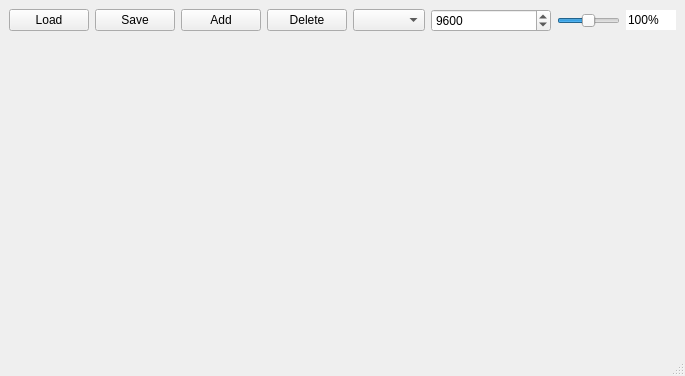
This is serialgui.ui in Kalbra/skui as Qt 5 draws it before an edit. The edited form follows.
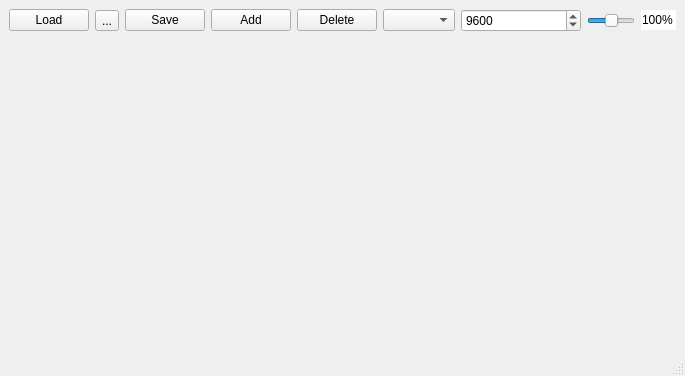
This is the edited form.

The edit to the form file:
```diff
--- a/serialgui.ui
+++ b/serialgui.ui
@@ -24,6 +24,13 @@
         </property>
        </widget>
       </item>
+      <item>
+       <widget class="QToolButton" name="loadotherfile">
+        <property name="text">
+         <string>...</string>
+        </property>
+       </widget>
+      </item>
       <item>
        <widget class="QPushButton" name="save">
         <property name="text">
```
